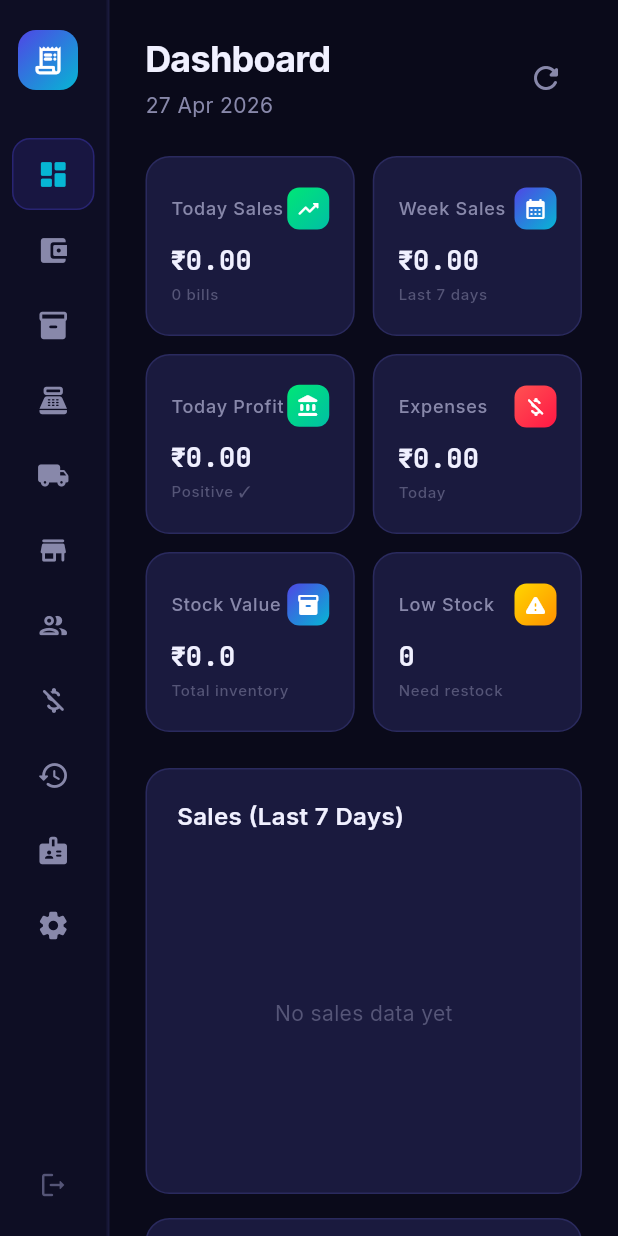
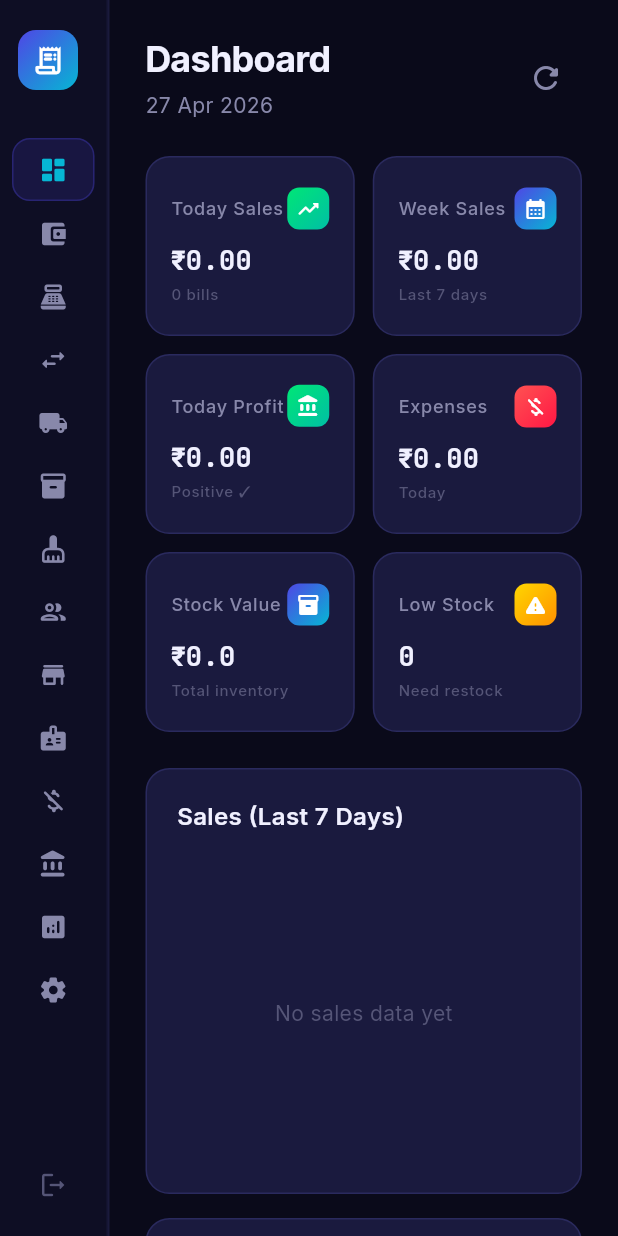
Before and after one commit to MohammedZaheerHussain/Billova_Retail, a Flutter app: the AppShell screen opened by its route, on a phone screen of 412 x 824 dp. Run offline on Flutter 3.47's test engine with Material 3 defaults, Android fonts, the phone set to English and light mode, and no system bars; our stand-ins replace fl_chart, flutter_dotenv, google_fonts, shared_preferences, sqflite, supabase_flutter; accounts and stored records are empty.

Commit message:
Phase 1: Sidebar restructure — grouped sections matching client layout
SIDEBAR:
- 6 grouped sections: OVERVIEW, TRANSACTIONS, INVENTORY & CLEARANCE, DIRECTORY, FINANCE & ANALYTICS, SYSTEM
- 15 tabs total (was 11) — matches client reference exactly
- Section headers with accent color + letter spacing
- Compact nav items (fontSize 13, icon 20, padding 10)

RENAMES:
- Cash Till → Daily Cash Till
- Inventory → Master Inventory
- Settings → Settings & Backup

NEW PLACEHOLDER TABS:
- Returns & Exchange (purple swap icon)
- Clearance Stock (cleaning icon)
- Loans & Chits (bank icon)
- CRM Reports (analytics icon)

REMOVED:
- Bill History from sidebar (will merge into CRM Reports)

F-KEY SHORTCUTS:
- Updated F1-F11 for new 14-item order
- Items without shortcuts show no badge

```diff
--- a/lib/screens/shell/app_shell.dart
+++ b/lib/screens/shell/app_shell.dart
@@ -25,6 +25,10 @@ import '../purchases/purchase_screen.dart';
 import '../staff/staff_screen.dart';
 import '../customers/customer_screen.dart';
 import '../settings/settings_screen.dart';
+import '../returns/return_exchange_screen.dart';
+import '../clearance/clearance_stock_screen.dart';
+import '../loans/loans_chits_screen.dart';
+import '../reports/crm_reports_screen.dart';
 
 class AppShell extends StatefulWidget {
   const AppShell({super.key});
@@ -40,45 +44,63 @@ class _AppShellState extends State<AppShell> {
 
   // F-key → absolute nav index mapping
   static final Map<LogicalKeyboardKey, int> _shortcutMap = {
-    LogicalKeyboardKey.f1: 0,
-    LogicalKeyboardKey.f2: 1,
-    LogicalKeyboardKey.f3: 2,
-    LogicalKeyboardKey.f4: 3,
-    LogicalKeyboardKey.f5: 4,
-    LogicalKeyboardKey.f6: 5,
-    LogicalKeyboardKey.f7: 6,
-    LogicalKeyboardKey.f8: 7,
-    LogicalKeyboardKey.f9: 8,
-    LogicalKeyboardKey.f10: 9,
-    LogicalKeyboardKey.f11: 10,
+    LogicalKeyboardKey.f1: 0,   // Dashboard
+    LogicalKeyboardKey.f2: 1,   // Daily Cash Till
+    LogicalKeyboardKey.f3: 2,   // Sales Terminal
+    LogicalKeyboardKey.f4: 3,   // Returns & Exchange
+    LogicalKeyboardKey.f5: 4,   // Purchases (In)
+    LogicalKeyboardKey.f6: 5,   // Master Inventory
+    LogicalKeyboardKey.f7: 6,   // Clearance Stock
+    LogicalKeyboardKey.f8: 7,   // Customers
+    LogicalKeyboardKey.f9: 8,   // Vendors
+    LogicalKeyboardKey.f10: 9,  // Staff & Attendance
+    LogicalKeyboardKey.f11: 10, // Expenses
   };
 
-  // All nav items — filtered dynamically by role
+  // All nav items — grouped by section, filtered dynamically by role
   static const List<_NavItem> _allNavItems = [
-    _NavItem(icon: Icons.dashboard_rounded, label: 'Dashboard', shortcut: 'F1', adminOnly: true),
-    _NavItem(icon: Icons.account_balance_wallet_rounded, label: 'Cash Till', shortcut: 'F2', adminOnly: true),
-    _NavItem(icon: Icons.inventory_2_rounded, label: 'Inventory', shortcut: 'F3', adminOnly: false),
-    _NavItem(icon: Icons.point_of_sale_rounded, label: 'Sales Terminal', shortcut: 'F4', adminOnly: false),
-    _NavItem(icon: Icons.local_shipping_rounded, label: 'Purchases (In)', shortcut: 'F5', adminOnly: true),
-    _NavItem(icon: Icons.store_rounded, label: 'Vendors', shortcut: 'F6', adminOnly: true),
-    _NavItem(icon: Icons.people_outline_rounded, label: 'Customers', shortcut: 'F7', adminOnly: false),
-    _NavItem(icon: Icons.money_off_rounded, label: 'Expenses', shortcut: 'F8', adminOnly: true),
-    _NavItem(icon: Icons.history_rounded, label: 'Bill History', shortcut: 'F9', adminOnly: false),
-    _NavItem(icon: Icons.badge_rounded, label: 'Staff & Attendance', shortcut: 'F10', adminOnly: true),
-    _NavItem(icon: Icons.settings_rounded, label: 'Settings', shortcut: 'F11', adminOnly: true),
+    // OVERVIEW
+    _NavItem(icon: Icons.dashboard_rounded, label: 'Dashboard', shortcut: 'F1', adminOnly: true, section: 'OVERVIEW'),
+    _NavItem(icon: Icons.account_balance_wallet_rounded, label: 'Daily Cash Till', shortcut: 'F2', adminOnly: true, section: 'OVERVIEW'),
+    // TRANSACTIONS
+    _NavItem(icon: Icons.point_of_sale_rounded, label: 'Sales Terminal', shortcut: 'F3', adminOnly: false, section: 'TRANSACTIONS'),
+    _NavItem(icon: Icons.swap_horiz_rounded, label: 'Returns & Exchange', shortcut: 'F4', adminOnly: true, section: 'TRANSACTIONS'),
+    _NavItem(icon: Icons.local_shipping_rounded, label: 'Purchases (In)', shortcut: 'F5', adminOnly: true, section: 'TRANSACTIONS'),
+    // INVENTORY & CLEARANCE
+    _NavItem(icon: Icons.inventory_2_rounded, label: 'Master Inventory', shortcut: 'F6', adminOnly: false, section: 'INVENTORY & CLEARANCE'),
+    _NavItem(icon: Icons.cleaning_services_rounded, label: 'Clearance Stock', shortcut: 'F7', adminOnly: true, section: 'INVENTORY & CLEARANCE'),
+    // DIRECTORY
+    _NavItem(icon: Icons.people_outline_rounded, label: 'Customers', shortcut: 'F8', adminOnly: false, section: 'DIRECTORY'),
+    _NavItem(icon: Icons.store_rounded, label: 'Vendors', shortcut: 'F9', adminOnly: true, section: 'DIRECTORY'),
+    _NavItem(icon: Icons.badge_rounded, label: 'Staff & Attendance', shortcut: 'F10', adminOnly: true, section: 'DIRECTORY'),
+    // FINANCE & ANALYTICS
+    _NavItem(icon: Icons.money_off_rounded, label: 'Expenses', shortcut: 'F11', adminOnly: true, section: 'FINANCE & ANALYTICS'),
+    _NavItem(icon: Icons.account_balance_rounded, label: 'Loans & Chits', shortcut: '', adminOnly: true, section: 'FINANCE & ANALYTICS'),
+    _NavItem(icon: Icons.analytics_rounded, label: 'CRM Reports', shortcut: '', adminOnly: true, section: 'FINANCE & ANALYTICS'),
+    // SYSTEM
+    _NavItem(icon: Icons.settings_rounded, label: 'Settings & Backup', shortcut: '', adminOnly: true, section: 'SYSTEM'),
   ];
 
   static const List<Widget> _allScreens = [
+    // OVERVIEW
     DashboardScreen(),
     CashTillScreen(),
+    // TRANSACTIONS
+    SalesTerminalScreen(),
+    ReturnExchangeScreen(),
+    PurchaseScreen(),
+    // INVENTORY & CLEARANCE
     InventoryScreen(),
-    SalesTerminalScreen(),
-    PurchaseScreen(),
+    ClearanceStockScreen(),
+    // DIRECTORY
+    CustomerScreen(),
     VendorScreen(),
-    CustomerScreen(),
+    StaffScreen(),
+    // FINANCE & ANALYTICS
     ExpensesScreen(),
-    BillHistoryScreen(),
-    StaffScreen(),
+    LoansChitsScreen(),
+    CrmReportsScreen(),
+    // SYSTEM
     SettingsScreen(),
   ];
 
@@ -282,7 +304,7 @@ class _AppShellState extends State<AppShell> {
           ),
           const SizedBox(height: 8),
 
-          // ─── Nav Items ───
+          // ─── Nav Items with Section Headers ───
           Expanded(
             child: ListView.builder(
               padding: const EdgeInsets.symmetric(horizontal: 8, vertical: 4),
@@ -291,8 +313,34 @@ class _AppShellState extends State<AppShell> {
                 final item = navItems[index];
                 final isSelected = index == _selectedIndex.clamp(0, navItems.length - 1);
 
-                return Padding(
-                  padding: const EdgeInsets.only(bottom: 4),
+                // Check if we need a section header
+                final showSection = _sidebarExpanded &&
+                    item.section.isNotEmpty &&
+                    (index == 0 || navItems[index - 1].section != item.section);
+
+                return Column(
+                  crossAxisAlignment: CrossAxisAlignment.start,
+                  mainAxisSize: MainAxisSize.min,
+                  children: [
+                    // Section header
+                    if (showSection)
+                      Padding(
+                        padding: EdgeInsets.only(
+                          left: 14, right: 14,
+                          top: index == 0 ? 0 : 16, bottom: 6),
+                        child: Text(
+                          item.section,
+                          style: AppTypography.labelSmall.copyWith(
+                            color: AppColors.accent.withValues(alpha: 0.6),
+                            fontSize: 9,
+                            fontWeight: FontWeight.w700,
+                            letterSpacing: 1.2,
+                          ),
+                        ),
+                      ),
+                    // Nav item
+                    Padding(
+                      padding: const EdgeInsets.only(bottom: 2),
                       child: Material(
                         color: Colors.transparent,
                         child: InkWell(
@@ -301,7 +349,7 @@ class _AppShellState extends State<AppShell> {
                           child: AnimatedContainer(
                             duration: const Duration(milliseconds: 200),
                             padding: EdgeInsets.symmetric(
-                          horizontal: _sidebarExpanded ? 14 : 0, vertical: 12),
+                              horizontal: _sidebarExpanded ? 14 : 0, vertical: 10),
                             decoration: BoxDecoration(
                               color: isSelected
                                   ? AppColors.primary.withValues(alpha: 0.15)
@@ -315,7 +363,7 @@ class _AppShellState extends State<AppShell> {
                               mainAxisAlignment: _sidebarExpanded
                                   ? MainAxisAlignment.start : MainAxisAlignment.center,
                               children: [
-                            Icon(item.icon, size: 22,
+                                Icon(item.icon, size: 20,
                                     color: isSelected ? AppColors.accent
                                         : (isDark ? AppColors.textSecondary(context) : AppColors.textSecondaryLight)),
                                 if (_sidebarExpanded) ...[
@@ -327,9 +375,11 @@ class _AppShellState extends State<AppShell> {
                                               ? (isDark ? AppColors.textPrimary(context) : AppColors.textPrimaryLight)
                                               : (isDark ? AppColors.textSecondary(context) : AppColors.textSecondaryLight),
                                           fontWeight: isSelected ? FontWeight.w600 : FontWeight.w400,
+                                          fontSize: 13,
                                         ),
                                         overflow: TextOverflow.ellipsis),
                                   ),
+                                  if (item.shortcut.isNotEmpty)
                                     Container(
                                       padding: EdgeInsets.symmetric(horizontal: 5, vertical: 2),
                                       decoration: BoxDecoration(
@@ -352,6 +402,8 @@ class _AppShellState extends State<AppShell> {
                           ),
                         ),
                       ),
+                    ),
+                  ],
                 );
               },
             ),
@@ -570,5 +622,6 @@ class _NavItem {
   final String label;
   final String shortcut;
   final bool adminOnly;
-  const _NavItem({required this.icon, required this.label, this.shortcut = '', this.adminOnly = false});
+  final String section;
+  const _NavItem({required this.icon, required this.label, this.shortcut = '', this.adminOnly = false, this.section = ''});
 }
```
Also changed, not shown: lib/screens/clearance/clearance_stock_screen.dart (added, +31 -0 lines), lib/screens/loans/loans_chits_screen.dart (added, +31 -0 lines), lib/screens/reports/crm_reports_screen.dart (added, +31 -0 lines), lib/screens/returns/return_exchange_screen.dart (added, +31 -0 lines), 4 other files. Lines whose indentation alone changed are shown as unchanged.
